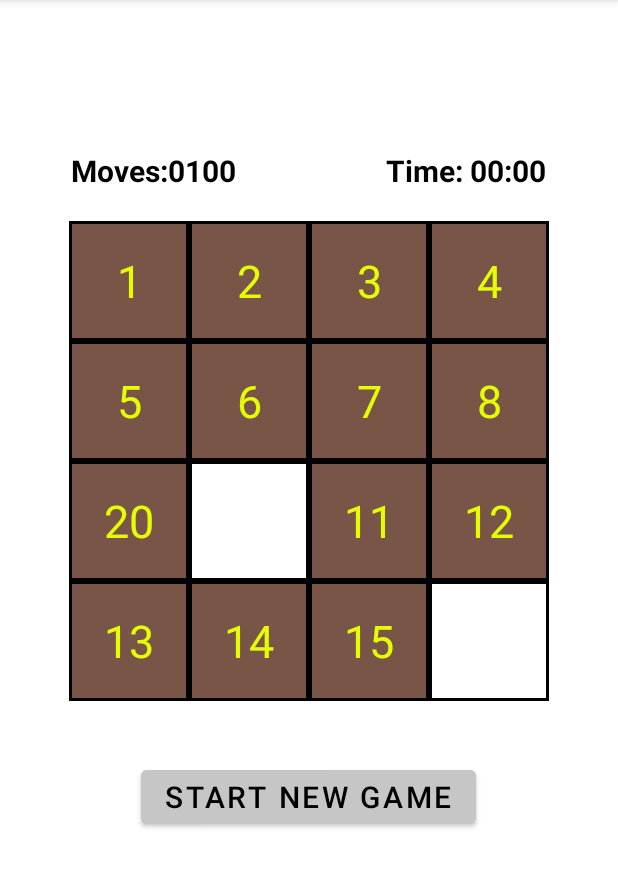
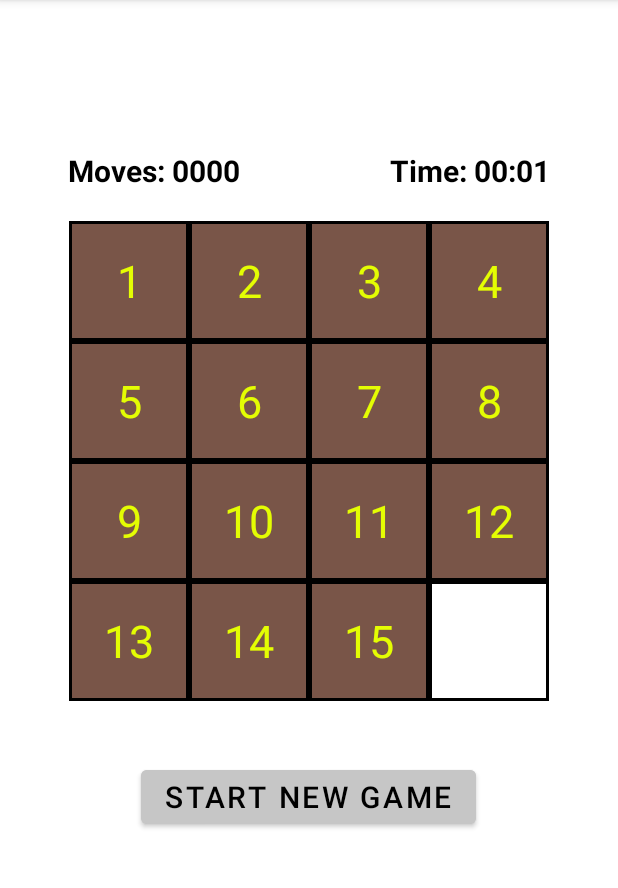
Before and after one commit to Daniel-Raz6735/Puzzle-15, an Android app: the GameActivity screen opened directly, with no data from a screen before it, after a tap on "10", on a phone screen of 412 x 824 dp, the part 84-972 px from its top. Run offline under Robolectric (Android 15) with nearby library versions, the phone set to English and light mode, and no system bars.

Commit message:
added timer and move counter

```diff
--- a/app/src/main/AndroidManifest.xml
+++ b/app/src/main/AndroidManifest.xml
@@ -4,9 +4,9 @@
 
     <application
         android:allowBackup="true"
-        android:icon="@mipmap/ic_launcher"
+        android:icon="@mipmap/logo15"
+        android:roundIcon="@mipmap/round_logo15"
         android:label="@string/app_name"
-        android:roundIcon="@mipmap/ic_launcher_round"
         android:supportsRtl="true"
         android:theme="@style/Theme.Puzzle15">
         <activity android:name=".GameActivity"></activity>
--- a/app/src/main/java/com/danielr_shlomoc/ex1/GameActivity.java
+++ b/app/src/main/java/com/danielr_shlomoc/ex1/GameActivity.java
@@ -1,25 +1,132 @@
 package com.danielr_shlomoc.ex1;
 
-import android.content.Intent;
+import android.content.Context;
+import android.content.SharedPreferences;
 import android.os.Bundle;
+import android.util.Log;
 import android.view.View;
+import android.widget.Button;
 import android.widget.TextView;
-import android.widget.Toast;
 
 import androidx.appcompat.app.AppCompatActivity;
 
 public class GameActivity extends AppCompatActivity implements View.OnClickListener {
     private final int SIZE = 4;
+    SharedPreferences sp;
     private TextView[][] btns;
+    private TextView moves_counter;
+    private TextView time_counter;
     private GameBoard game;
+    private Button restart;
+    private int moves;
+    private int time;
 
     @Override
     protected void onCreate(Bundle savedInstanceState) {
         super.onCreate(savedInstanceState);
         setContentView(R.layout.activity_game);
+        sp = getSharedPreferences("gamePref", Context.MODE_PRIVATE);
+        moves_counter = findViewById(R.id.move_counter);
+        time_counter = findViewById(R.id.time_counter);
+        restart = findViewById(R.id.btn_re_start);
+        restart.setOnClickListener(this);
+        initialize_btns();
+        restart_game();
+        moves = 0;
+        time = 0;
+
+    }
+
+    @Override
+    protected void onResume() {
+        super.onResume();
+        start_timer();
+        load_game();
+    }
+
+    @Override
+    protected void onPause() {
+        super.onPause();
+        save_game();
+    }
+
+    @Override
+    protected void onDestroy() {
+        super.onDestroy();
+        sp.edit().clear();
+        sp.edit().apply();
+    }
+
+    public void remove_color(TextView t) {
+        t.setBackgroundResource(R.drawable.border_black_white_bcg);
+        t.setTextColor(getResources().getColor(R.color.transparent));
+        t.setText("");
+        t.setEnabled(false);
+    }
+
+    public void save_game() {
+        SharedPreferences.Editor editor = sp.edit();
+        //save board
+        int[][] board = game.getBoard();
+        editor.putBoolean("board",true);
+        for (int i = 0; i < SIZE; i++) {
+            for (int j = 0; j < SIZE; j++) {
+                editor.putInt("btn" + i + j, board[i][j]);
+                Log.i("test_changes", "btn" + i + j);
+            }
+        }
+
+        editor.apply();
+    }
+
+    public void load_game() {
+        SharedPreferences.Editor editor = sp.edit();
+        //save board
+        if(sp.getBoolean("board" ,false)){
+
+
+        int[][] board = game.getBoard();
+        for (int i = 0; i < SIZE; i++) {
+            for (int j = 0; j < SIZE; j++) {
+                int num = sp.getInt("btn" + i + j,-1);
+
+
+                editor.putInt("btn" + i + j, board[i][j]);
+                Log.i("test_changes", "btn" + i + j);
+            }
+        }
+        }
+
+        editor.apply();
+    }
+
+    public void start_timer() {
+        new Thread(new Runnable() {
+            public void run() {
+                while (true) {
+                    try {
+
+                        Thread.sleep(1000);
+                        time++;
+                        int minutes = time/60;
+                        int seconds = time%60;
+
+                        runOnUiThread(new Runnable() {
+                            public void run() {
+                                time_counter.setText("Time: "+ String.format("%02d", minutes) +":"+String.format("%02d", seconds));
+                            }
+                        });
+                    } catch (InterruptedException e) {
+                        e.printStackTrace();
+                    }
+                }
+            }
+        }).start();
+    }
+
+    public void initialize_btns() {
+        //connects the buttons to the btns array and sets them the listener
         btns = new TextView[SIZE][SIZE];
-        int[][] tes = {{1, 2, 3, 4}, {5, 6, 7, 8}, {9, 10, 11, 12}, {13, 14, 15, 0}};
-        game = new GameBoard(tes);
         TextView[] row = btns[0];
         row[0] = findViewById(R.id.txt_1);
         row[1] = findViewById(R.id.txt_2);
@@ -42,27 +149,21 @@ public class GameActivity extends AppCompatActivity implements View.OnClickListe
         row[3] = findViewById(R.id.txt_16);
         for (int i = 0; i < SIZE; i++) {
             for (int j = 0; j < SIZE; j++) {
-               btns[i][j].setOnClickListener(this);
+                btns[i][j].setOnClickListener(this);
             }
         }
-
-        color_board(tes);
-
-//        switchBtn(3, 1, 2, 1);
-//        swapBtn(1,2,3,0);
-
-    }
-
-    public void remove_color(TextView t) {
-        t.setBackgroundResource(R.drawable.border_black_white_bcg);
-        t.setTextColor(getResources().getColor(R.color.transparent));
-        t.setText("");
     }
 
     public void color_view(TextView t, int num) {
         t.setBackgroundResource(R.drawable.btn_bcg);
         t.setTextColor(getResources().getColor(R.color.btn_txt_clr));
         t.setText(num + "");
+        t.setEnabled(true);
+    }
+
+    public void update_moves() {
+        moves ++;
+        moves_counter.setText("Moves: "+String.format("%04d", moves));
     }
 
     public boolean move(int x, int y) {
@@ -74,6 +175,7 @@ public class GameActivity extends AppCompatActivity implements View.OnClickListe
             return false;
         color_view(btns[i][j], res[2]);
         remove_color(btns[x][y]);
+        update_moves();
         return true;
 
     }
@@ -95,6 +197,20 @@ public class GameActivity extends AppCompatActivity implements View.OnClickListe
         }
     }
 
+    public void restart_game() {
+        int[][] board = shuffle_board();
+        game = new GameBoard(board);
+        color_board(board);
+        moves = 0;
+        time = 0;
+        moves_counter.setText("Moves: 0000");
+        time_counter.setText("Time: 0000");
+    }
+
+    public int[][] shuffle_board() {
+        return new int[][]{{1, 2, 3, 4}, {5, 6, 7, 8}, {9, 10, 11, 12}, {13, 14, 15, 0}};
+    }
+
     @Override
     public void onClick(View v) {
         boolean is_board_btn = false;
@@ -106,17 +222,15 @@ public class GameActivity extends AppCompatActivity implements View.OnClickListe
                 }
             }
         }
-        if (!!is_board_btn) {
-
-            switch (v.getId()) {
-                case R.id.btnPlayID:
-                    Intent gameActivity = new Intent(this, GameActivity.class);
-                    startActivity(gameActivity);
-                    break;
-
-            }
+        if (!is_board_btn) {
+            if (v.getId() == restart.getId())
+                restart_game();
         }
     }
+
+
+
+
 
 
 //    public void switchBtn(int row_S, int col_s, int row_t, int col_t) {
--- a/app/src/main/java/com/danielr_shlomoc/ex1/GameBoard.java
+++ b/app/src/main/java/com/danielr_shlomoc/ex1/GameBoard.java
@@ -16,9 +16,40 @@ public class GameBoard {
     }
 
     public int [] play_move(int x, int y){
-       int [] a = {x,y-1,20};
-
-        return a;
+        int[] res = null;
+        //move left
+        if(y>0) {
+            if (board[x][y-1] == 0) {
+                res = new int[]{x, y - 1, board[x][y]};
+            }
+        }
+        // move right
+        if(y<SIZE-1){
+            if(board[x][y+1]==0)
+                res = new int[] {x,y+1, board[x][y]};
+        }
+        // move up
+        if(x>0){
+            if(board[x-1][y]==0)
+                res = new int[] {x-1,y, board[x][y]};
+        }
+        // move down
+        if(x<SIZE-1){
+            if(board[x+1][y]==0)
+                res = new int[] {x+1,y, board[x][y]};
+                board[x][y] = board[x+1][y];
+        }
+        if(res != null){
+            board[x][y] = 0;
+            board[res[0]][res[1]] = res[2];
+        }
+        return res;
 
     }
+    public int [][] getBoard(){
+        int [][] res = new int[SIZE][SIZE];
+        for(int i=0; i<SIZE;i++)
+            System.arraycopy(board[i], 0, res[i], 0, SIZE);
+        return res;
+    }
 }
--- a/app/src/main/java/com/danielr_shlomoc/ex1/MainActivity.java
+++ b/app/src/main/java/com/danielr_shlomoc/ex1/MainActivity.java
@@ -35,7 +35,6 @@ public class MainActivity extends AppCompatActivity implements View.OnClickListe
 
         startPlay = findViewById(R.id.btnPlayID);
         music = findViewById(R.id.switch1);
-
         sp = getSharedPreferences("MyPref" , Context.MODE_PRIVATE);
         playing = sp.getBoolean("play",false);
 
@@ -60,7 +59,6 @@ public class MainActivity extends AppCompatActivity implements View.OnClickListe
                     stopPlaying();
                     playMusic();
                 }
-
                 playing = isChecked;
 
             }
--- a/app/src/main/res/drawable-v24/border_black_white_bcg.xml
+++ b/app/src/main/res/drawable-v24/border_black_white_bcg.xml
@@ -1,5 +1,5 @@
 <?xml version="1.0" encoding="utf-8"?>
-<shape xmlns:android="http://schemas.android.com/apk/res/android" android:shape="rectangle" >
+<shape xmlns:android="http://schemas.android.com/apk/res/android" android:clickable="false" android:shape="rectangle" >
     <solid android:color="#FFFFFF" />
     <stroke android:width="2dip" android:color="#000000"/>
 </shape>
--- a/app/src/main/res/layout/activity_game.xml
+++ b/app/src/main/res/layout/activity_game.xml
@@ -19,7 +19,7 @@
 
 
         <TextView
-            android:id="@+id/textView18"
+            android:id="@+id/move_counter"
             android:layout_width="match_parent"
             android:layout_height="wrap_content"
             android:layout_weight="1"
@@ -27,10 +27,10 @@
             android:textStyle="bold"
             android:textColor="@color/black"
             android:layout_marginEnd="100dp"
-            android:text="Moves:0100" />
+            android:text="Moves:0000" />
 
         <TextView
-            android:id="@+id/textView19"
+            android:id="@+id/time_counter"
             android:layout_width="wrap_content"
             android:layout_height="wrap_content"
             android:layout_weight="1"
@@ -247,7 +247,7 @@
 
 
         <Button
-            android:id="@+id/btn_start"
+            android:id="@+id/btn_re_start"
             style="@style/Widget.MaterialComponents.Button"
             android:layout_width="wrap_content"
             android:layout_height="wrap_content"
--- a/app/src/main/res/mipmap-anydpi-v26/ic_launcher.xml
+++ /dev/null
@@ -1,5 +0,0 @@
-<?xml version="1.0" encoding="utf-8"?>
-<adaptive-icon xmlns:android="http://schemas.android.com/apk/res/android">
-    <background android:drawable="@drawable/ic_launcher_background" />
-    <foreground android:drawable="@drawable/ic_launcher_foreground" />
-</adaptive-icon>
```
Also changed, not shown: app/src/main/res/mipmap-xxxhdpi/logo15.png (added), app/src/main/res/mipmap-xxxhdpi/round_logo15.png (added).
